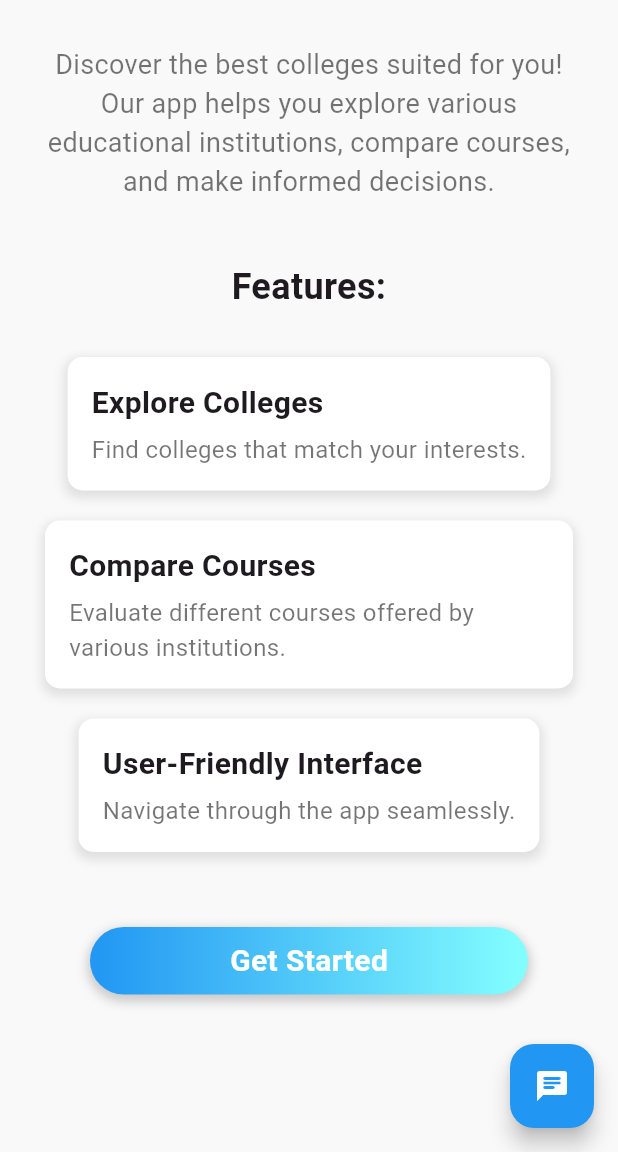
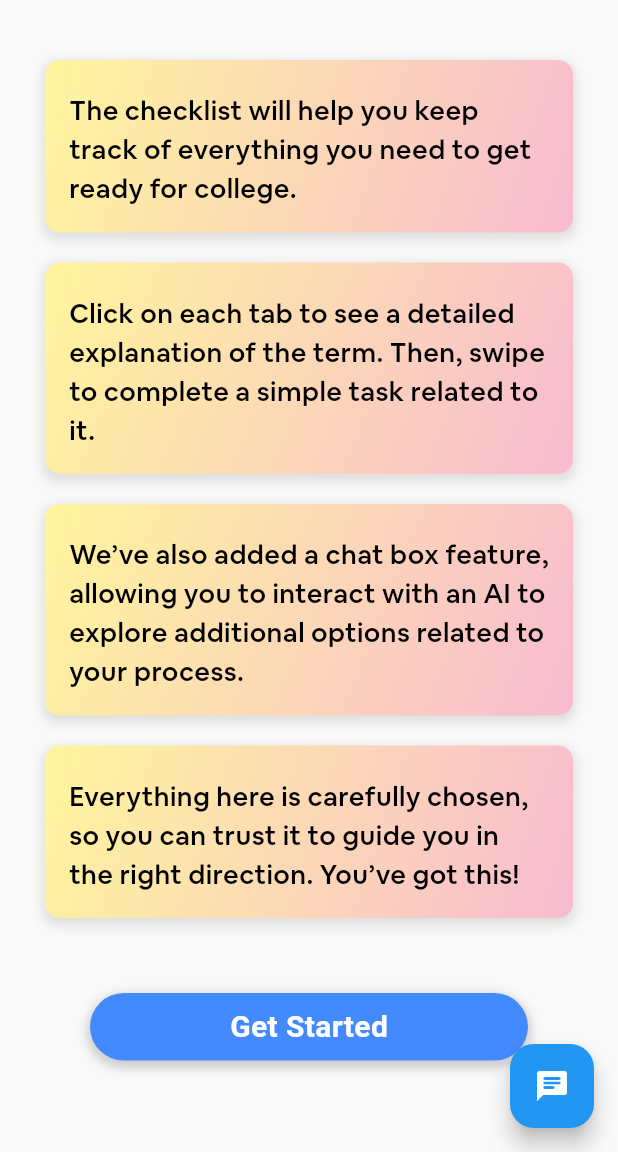
Before and after one commit to szhao-liu/CSEN269, a Flutter app: the WelcomePage screen opened by its route, on a phone screen of 412 x 824 dp, the part 84-1236 px from its top. Run offline on Flutter 3.47's test engine with Material 3 defaults, Android fonts, the phone set to English and light mode, and no system bars; our stand-ins replace cloud_firestore, file_picker, firebase_auth, firebase_core, firebase_storage, fluttertoast and 2 more; missing offline and left inert: syncfusion_flutter_pdfviewer; accounts and stored records are empty; project files that could hold a hidden picture were left out.

Commit message:
UI Chnages

```diff
--- a/lib/features/app/splash_screen/splash_screen.dart
+++ b/lib/features/app/splash_screen/splash_screen.dart
@@ -31,7 +31,7 @@ class _SplashScreenState extends State<SplashScreen> {
       body: Container(
         decoration: BoxDecoration(
           image: DecorationImage(
-            image: AssetImage('assets/splash2.png'), // Replace with your image asset
+            image: AssetImage('assets/cc.png'), // Replace with your image asset
             fit: BoxFit.cover,
           ),
         ),
--- a/lib/features/user_auth/presentation/pages/WelcomePage.dart
+++ b/lib/features/user_auth/presentation/pages/WelcomePage.dart
@@ -24,29 +24,12 @@ class WelcomePage extends StatelessWidget {
                 SizedBox(height: 30),
                 Padding(
                   padding: const EdgeInsets.symmetric(horizontal: 30.0),
-                  child: Text(
-                    "Discover the best colleges suited for you! Our app helps you explore various educational institutions, compare courses, and make informed decisions.",
-                    style: TextStyle(fontSize: 18, color: Colors.black54),
-                    textAlign: TextAlign.center,
-                  ),
-                ),
-                SizedBox(height: 40),
-                Padding(
-                  padding: const EdgeInsets.symmetric(horizontal: 30.0),
-                  child: Text(
-                    "Features:",
-                    style: TextStyle(fontSize: 24, fontWeight: FontWeight.bold),
-                    textAlign: TextAlign.center,
-                  ),
-                ),
-                SizedBox(height: 20),
-                Padding(
-                  padding: const EdgeInsets.symmetric(horizontal: 30.0),
                   child: Column(
                     children: [
-                      FeatureCard(title: "Explore Colleges", description: "Find colleges that match your interests."),
-                      FeatureCard(title: "Compare Courses", description: "Evaluate different courses offered by various institutions."),
-                      FeatureCard(title: "User-Friendly Interface", description: "Navigate through the app seamlessly."),
+                      _buildFeatureCard(0, "The checklist will help you keep track of everything you need to get ready for college.", Colors.yellow[200]!, Colors.pink[100]!),
+                      _buildFeatureCard(1, "Click on each tab to see a detailed explanation of the term. Then, swipe to complete a simple task related to it.", Colors.yellow[200]!, Colors.pink[100]!),
+                      _buildFeatureCard(0, "We’ve also added a chat box feature, allowing you to interact with an AI to explore additional options related to your process.", Colors.yellow[200]!, Colors.pink[100]!),
+                      _buildFeatureCard(1, "Everything here is carefully chosen, so you can trust it to guide you in the right direction. You’ve got this!", Colors.yellow[200]!, Colors.pink[100]!),
                     ],
                   ),
                 ),
@@ -55,18 +38,13 @@ class WelcomePage extends StatelessWidget {
                   padding: const EdgeInsets.symmetric(horizontal: 60.0),
                   child: GestureDetector(
                     onTap: () {
-                      Navigator.pushNamed(context, "/home");  // Use named route
+                      Navigator.pushNamed(context, "/home");
                     },
                     child: Container(
                       height: 45,
                       decoration: BoxDecoration(
                         borderRadius: BorderRadius.circular(30),
-                        gradient: LinearGradient(
-                          colors: [
-                            Colors.blue, // Start color of the gradient
-                            Colors.cyanAccent[100]!, // End color of the gradient
-                          ],
-                        ),
+                        color: Colors.blueAccent, // Use blueAccent color
                         boxShadow: [
                           BoxShadow(
                             color: Colors.grey.withOpacity(0.5),
@@ -106,7 +84,7 @@ class WelcomePage extends StatelessWidget {
                   );
                 },
                 child: Icon(Icons.chat_rounded, color: Colors.white),
-                backgroundColor: Colors.blue, // Match with the gradient's start color
+                backgroundColor: Colors.blue,
               ),
             ),
           ),
@@ -114,22 +92,21 @@ class WelcomePage extends StatelessWidget {
       ),
     );
   }
-}
 
-class FeatureCard extends StatelessWidget {
-  final String title;
-  final String description;
-
-  FeatureCard({required this.title, required this.description});
-
-  @override
-  Widget build(BuildContext context) {
-    return Container(
+  // Method to create feature cards with alternating alignment and gradient colors
+  Widget _buildFeatureCard(int index, String description, Color color1, Color color2) {
+    return Align(
+      alignment: index % 2 == 0 ? Alignment.centerRight : Alignment.centerLeft,
+      child: Container(
         margin: EdgeInsets.symmetric(vertical: 10),
         padding: EdgeInsets.all(16.0),
         decoration: BoxDecoration(
           borderRadius: BorderRadius.circular(10.0),
-        color: Colors.white,
+          gradient: LinearGradient(
+            colors: [color1, color2], // Two colors for the gradient
+            begin: Alignment.topLeft,
+            end: Alignment.bottomRight,
+          ),
           boxShadow: [
             BoxShadow(
               color: Colors.black.withOpacity(0.1),
@@ -142,16 +119,18 @@ class FeatureCard extends StatelessWidget {
         child: Column(
           crossAxisAlignment: CrossAxisAlignment.start,
           children: [
-          Text(
-            title,
-            style: TextStyle(fontSize: 20, fontWeight: FontWeight.bold),
-          ),
             SizedBox(height: 5),
             Text(
               description,
-            style: TextStyle(fontSize: 16, color: Colors.black54),
+              style: TextStyle(
+                fontFamily: 'Cereal', // You can customize this with your desired font
+                fontSize: 18, // You can adjust this as per your design
+                fontWeight: FontWeight.normal,
+                color: Colors.black, // Text color should be white for better readability
+              ),
             ),
           ],
+        ),
       ),
     );
   }
--- a/lib/features/user_auth/presentation/pages/login_page.dart
+++ b/lib/features/user_auth/presentation/pages/login_page.dart
@@ -39,7 +39,7 @@ class _LoginPageState extends State<LoginPage> {
         height: MediaQuery.of(context).size.height,
         decoration: BoxDecoration(
           image: DecorationImage(
-            image: AssetImage('assets/grad2.jpg'),
+            image: AssetImage('assets/bb.png'),
             fit: BoxFit.cover,
           ),
         ),
@@ -105,8 +105,8 @@ class _LoginPageState extends State<LoginPage> {
                               borderRadius: BorderRadius.circular(20),
                               gradient: LinearGradient(
                                 colors: [
-                                  Colors.blue ?? Colors.transparent,
-                                  Colors.cyanAccent[100] ?? Colors.transparent,
+                                  Colors.blue[200] ?? Colors.transparent, // Blue color with 200 shade
+                                  Colors.greenAccent[100] ?? Colors.transparent, // GreenAccent with 100 shade
                                 ],
                               ),
                               boxShadow: [
@@ -124,7 +124,7 @@ class _LoginPageState extends State<LoginPage> {
                                 color: Colors.white,
                               )
                                   : Text(
-                                "Login",
+                                "LOGIN",
                                 style: TextStyle(
                                   fontSize: 25,
                                   color: Colors.white,
--- a/lib/features/user_auth/presentation/pages/sign_up_page.dart
+++ b/lib/features/user_auth/presentation/pages/sign_up_page.dart
@@ -38,7 +38,7 @@ class _SignUpPageState extends State<SignUpPage> {
       body: Stack(
         children: [
           Image.asset(
-            'assets/grad2.jpg', // Replace with your background image asset path
+            'assets/bb.png', // Replace with your background image asset path
             fit: BoxFit.cover,
             width: double.infinity,
             height: double.infinity,
@@ -108,8 +108,8 @@ class _SignUpPageState extends State<SignUpPage> {
                         borderRadius: BorderRadius.circular(30),
                         gradient: LinearGradient(
                           colors: [
-                            Colors.blue ?? Colors.transparent,
-                            Colors.cyanAccent[100] ?? Colors.transparent,
+                            Colors.blue[200]!, // Blue color
+                            Colors.greenAccent[100]!, // Green accent color
                           ],
                         ),
                         boxShadow: [
```
Also changed, not shown: assets/bb.png (added), assets/cc.png (added), assets/grad2.jpg (deleted), assets/splash2.png (deleted), 5 other files. Lines whose indentation alone changed are shown as unchanged.
